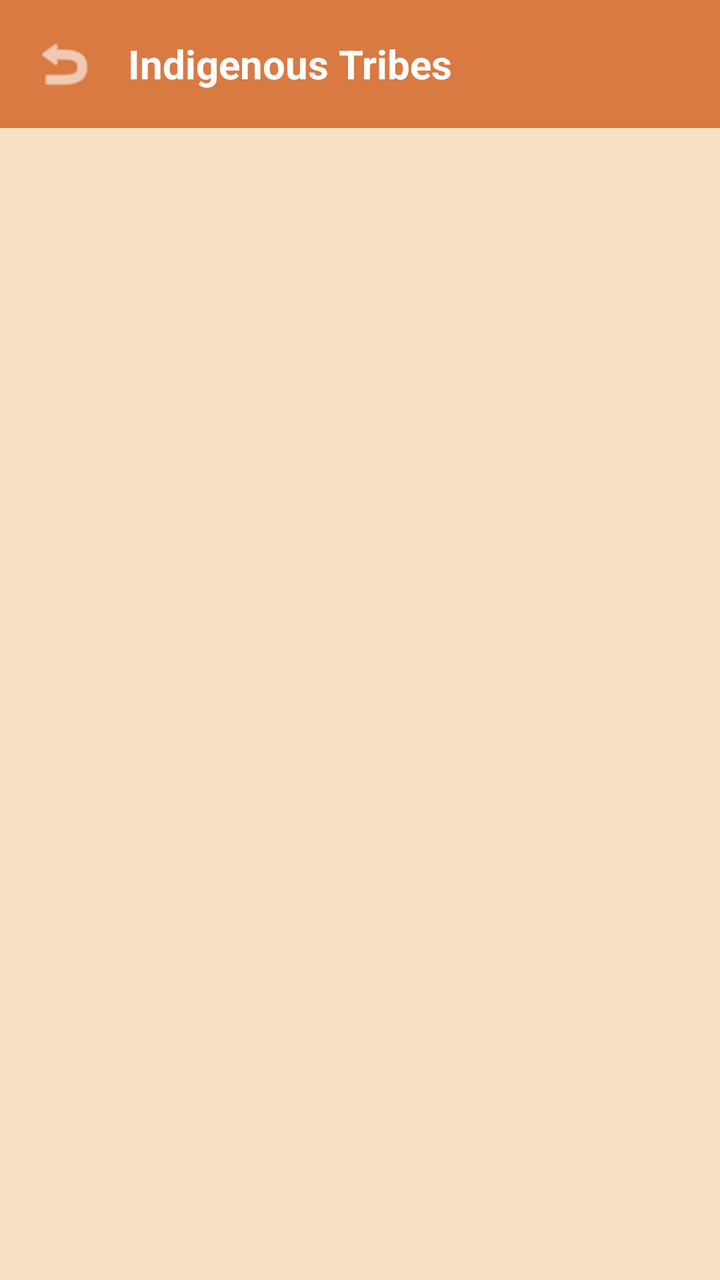
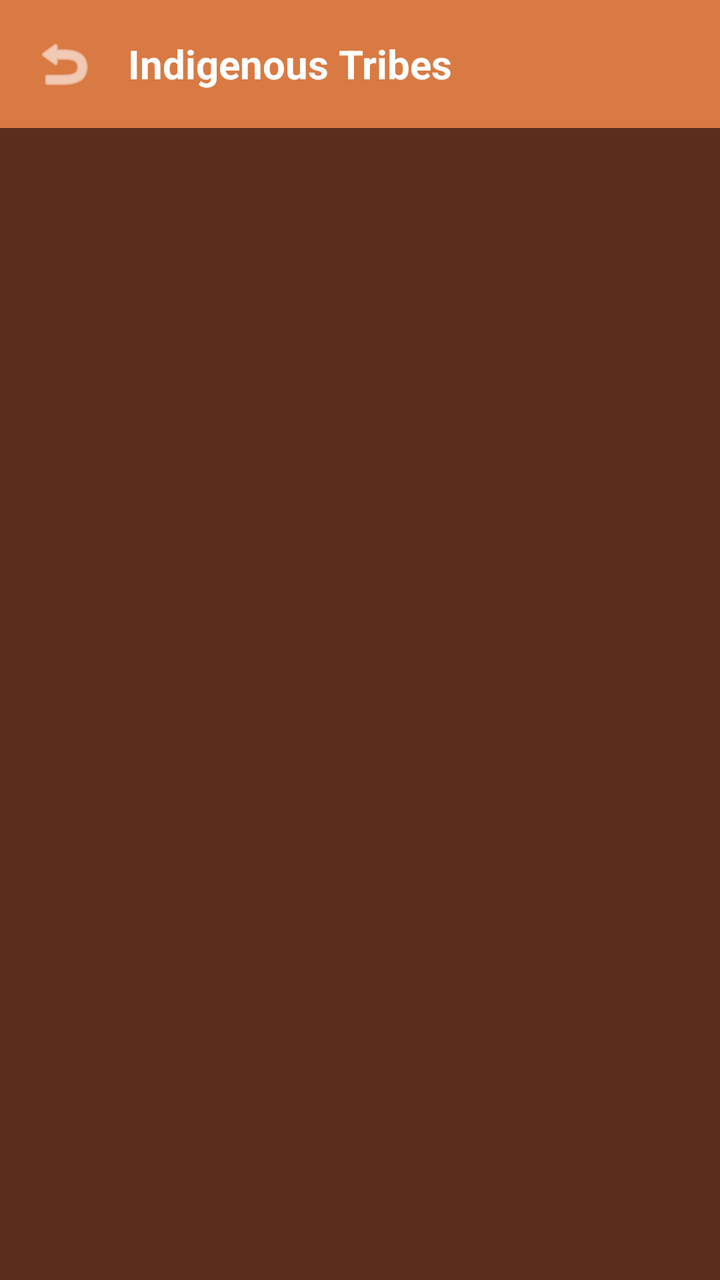

Two renders of the same Android screen: before a commit and after it. Below are the layout's source before the change and the commit's diff.
<!-- AndroidManifest.xml: application theme Theme.Katutubo_F -->
<!-- res/layout/fragment_tribe_selection.xml -->
<?xml version="1.0" encoding="utf-8"?>
<LinearLayout xmlns:android="http://schemas.android.com/apk/res/android"
    xmlns:app="http://schemas.android.com/apk/res-auto"
    android:layout_width="match_parent"
    android:layout_height="match_parent"
    android:background="@color/katutubo_beige"
    android:orientation="vertical">

    <LinearLayout
        android:layout_width="match_parent"
        android:layout_height="wrap_content"
        android:background="@color/katutubo_orange"
        android:orientation="horizontal"
        android:padding="16dp"
        android:gravity="center_vertical">

        <ImageButton
            android:id="@+id/btn_back_selection"
            android:layout_width="wrap_content"
            android:layout_height="wrap_content"
            android:background="?attr/selectableItemBackgroundBorderless"
            android:src="@android:drawable/ic_menu_revert"
            app:tint="@color/white" />

        <TextView
            android:layout_width="wrap_content"
            android:layout_height="wrap_content"
            android:layout_marginStart="16dp"
            android:text="Indigenous Tribes"
            android:textColor="@color/white"
            android:textSize="20sp"
            android:textStyle="bold" />
    </LinearLayout>

    <ScrollView
        android:layout_width="match_parent"
        android:layout_height="match_parent">

        <GridLayout
            android:id="@+id/tribe_grid"
            android:layout_width="match_parent"
            android:layout_height="wrap_content"
            android:columnCount="2"
            android:padding="8dp">

            

        </GridLayout>
    </ScrollView>
</LinearLayout>
<!-- resources referenced by this layout -->
<resources>
  <color name="katutubo_beige">#F6E2C3</color>
  <color name="katutubo_orange">#D97A43</color>
  <color name="white">#FFFFFF</color>
  <style name="Theme.Katutubo_F" parent="Base.Theme.Katutubo_F">
          
          <item name="bottomNavigationStyle">@style/Widget.App.BottomNavigationView</item>
      </style>
  <style name="Base.Theme.Katutubo_F" parent="Theme.Material3.DayNight.NoActionBar">
          
      </style>
  <style name="Widget.App.BottomNavigationView" parent="Widget.Material3.BottomNavigationView">
          
          <item name="materialThemeOverlay">@style/ThemeOverlay.App.BottomNavigation</item>
      </style>
  <style name="ThemeOverlay.App.BottomNavigation" parent="">
          
          <item name="colorSecondaryContainer">#EFEBE9</item>
      </style>
</resources>

<!-- the commit's change to res/layout/fragment_tribe_selection.xml (unified diff, before → after) -->
@@ -3,7 +3,7 @@
     xmlns:app="http://schemas.android.com/apk/res-auto"
     android:layout_width="match_parent"
     android:layout_height="match_parent"
-    android:background="@color/katutubo_beige"
+    android:background="@color/katutubo_brown"
     android:orientation="vertical">
 
     <LinearLayout
<!-- resource entries referenced after the edit -->
@@ -1,19 +1,23 @@
 <!-- resources referenced by this layout -->
 <resources>
-  <color name="katutubo_beige">#F6E2C3</color>
+  <color name="katutubo_brown">#5A2E1B</color>
   <color name="katutubo_orange">#D97A43</color>
   <color name="white">#FFFFFF</color>
   <style name="Theme.Katutubo_F" parent="Base.Theme.Katutubo_F">
           
           <item name="bottomNavigationStyle">@style/Widget.App.BottomNavigationView</item>
       </style>
-  <style name="Base.Theme.Katutubo_F" parent="Theme.Material3.DayNight.NoActionBar">
+  <style name="Base.Theme.Katutubo_F" parent="Theme.Material3.Light.NoActionBar">
           
+          <item name="android:windowBackground">@color/white</item>
+          <item name="colorSurface">@color/white</item>
+          <item name="colorOnSurface">@color/black</item>
       </style>
   <style name="Widget.App.BottomNavigationView" parent="Widget.Material3.BottomNavigationView">
           
           <item name="materialThemeOverlay">@style/ThemeOverlay.App.BottomNavigation</item>
       </style>
+  <color name="black">#000000</color>
   <style name="ThemeOverlay.App.BottomNavigation" parent="">
           
           <item name="colorSecondaryContainer">#EFEBE9</item>
